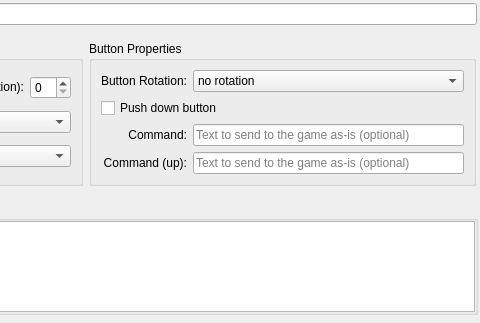
Mudlet/Mudlet, file src/ui/actions_main_area.ui: the form before one commit; both pictures show x 308 to 788 and y 0 to 323 of the 788 by 323 pixel window.
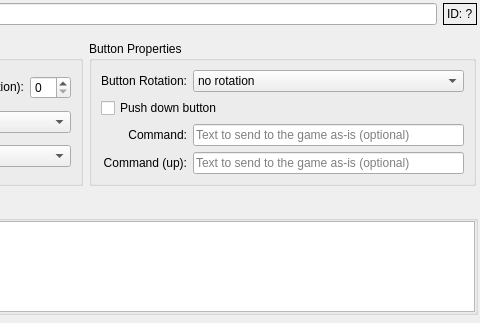
The form after the commit.

Diff of the .ui file:
```diff
--- a/src/ui/actions_main_area.ui
+++ b/src/ui/actions_main_area.ui
@@ -73,6 +73,16 @@
         </property>
        </widget>
       </item>
+      <item>
+       <widget class="QLabel" name="label_id">
+        <property name="frameShape">
+         <enum>QFrame::Box</enum>
+        </property>
+        <property name="text">
+         <string>ID: ?</string>
+        </property>
+       </widget>
+      </item>
      </layout>
     </widget>
    </item>
```
